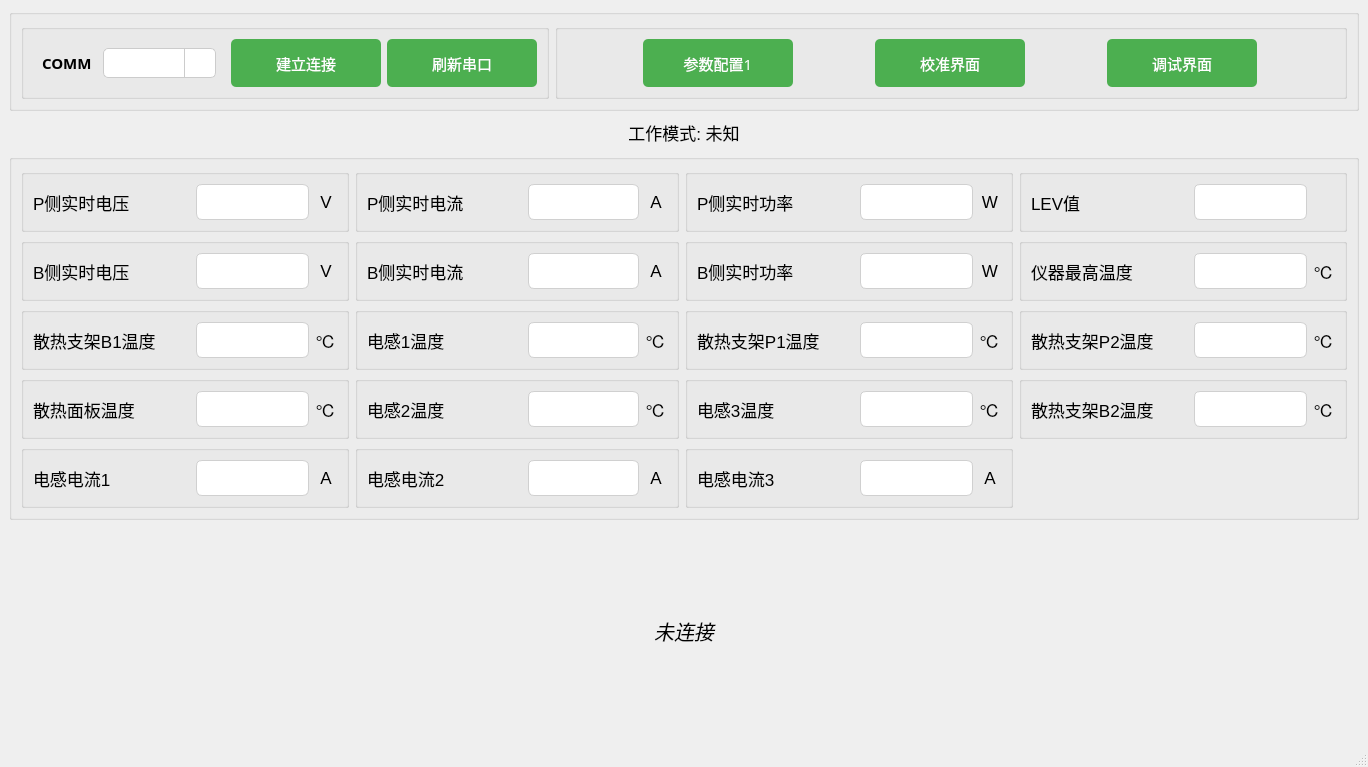
Above: mainwindow.ui from Curtain-Wang/TDB before the change. Below: the same form after it.
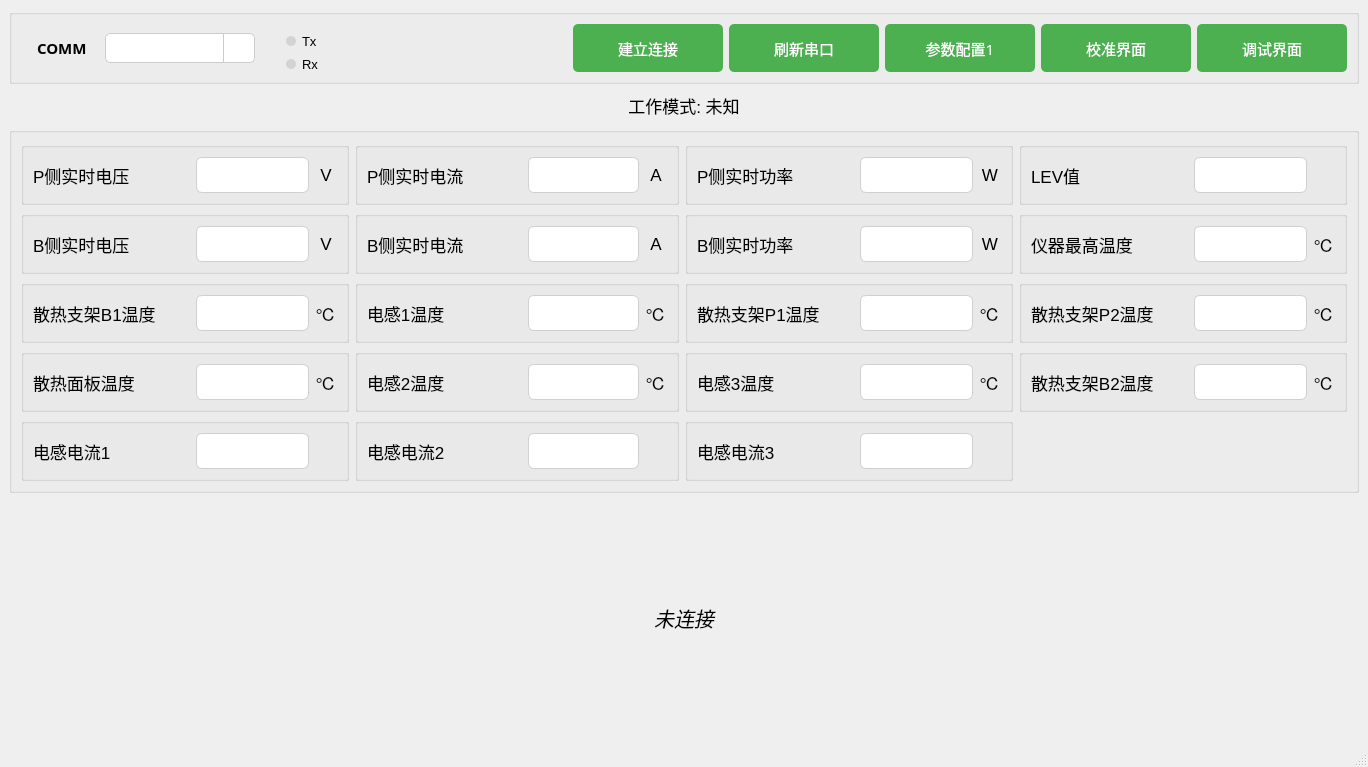
That is the form after the change. Icons and pictures are not drawn.

Patch:
```diff
--- a/mainwindow.ui
+++ b/mainwindow.ui
@@ -20,12 +20,6 @@
   <widget class="QWidget" name="centralwidget">
    <layout class="QVBoxLayout" name="verticalLayout">
     <item>
-     <widget class="QGroupBox" name="groupBox_21">
-      <property name="title">
-       <string/>
-      </property>
-      <layout class="QHBoxLayout" name="horizontalLayout_3" stretch="2,3">
-       <item>
         <widget class="QGroupBox" name="groupBox_34">
          <property name="minimumSize">
           <size>
@@ -45,7 +39,7 @@
          <property name="title">
           <string/>
          </property>
-         <layout class="QHBoxLayout" name="horizontalLayout_2" stretch="0,0,0">
+      <layout class="QHBoxLayout" name="horizontalLayout">
           <item>
            <widget class="QGroupBox" name="groupBox_35">
             <property name="minimumSize">
@@ -147,6 +141,119 @@
             </layout>
            </widget>
           </item>
+       <item>
+        <widget class="QGroupBox" name="groupBox_21">
+         <property name="styleSheet">
+          <string notr="true">QGroupBox {
+    border: none;
+}</string>
+         </property>
+         <property name="title">
+          <string/>
+         </property>
+         <layout class="QVBoxLayout" name="verticalLayout_12">
+          <property name="bottomMargin">
+           <number>0</number>
+          </property>
+          <item>
+           <layout class="QHBoxLayout" name="horizontalLayout_31">
+            <item>
+             <widget class="QLabel" name="lab_tx">
+              <property name="minimumSize">
+               <size>
+                <width>10</width>
+                <height>10</height>
+               </size>
+              </property>
+              <property name="maximumSize">
+               <size>
+                <width>10</width>
+                <height>10</height>
+               </size>
+              </property>
+              <property name="font">
+               <font>
+                <pointsize>11</pointsize>
+               </font>
+              </property>
+              <property name="styleSheet">
+               <string notr="true">QLabel {
+    border-radius: 5px;
+    background-color: #D3D3D3;
+
+}
+</string>
+              </property>
+              <property name="text">
+               <string/>
+              </property>
+             </widget>
+            </item>
+            <item>
+             <widget class="QLabel" name="label_11">
+              <property name="font">
+               <font>
+                <pointsize>10</pointsize>
+               </font>
+              </property>
+              <property name="text">
+               <string>Tx</string>
+              </property>
+             </widget>
+            </item>
+           </layout>
+          </item>
+          <item>
+           <layout class="QHBoxLayout" name="horizontalLayout_32">
+            <item>
+             <widget class="QLabel" name="lab_rx">
+              <property name="minimumSize">
+               <size>
+                <width>10</width>
+                <height>10</height>
+               </size>
+              </property>
+              <property name="maximumSize">
+               <size>
+                <width>10</width>
+                <height>10</height>
+               </size>
+              </property>
+              <property name="font">
+               <font>
+                <pointsize>11</pointsize>
+               </font>
+              </property>
+              <property name="styleSheet">
+               <string notr="true">QLabel {
+    border-radius: 5px;
+    background-color: #D3D3D3;
+
+}
+</string>
+              </property>
+              <property name="text">
+               <string/>
+              </property>
+             </widget>
+            </item>
+            <item>
+             <widget class="QLabel" name="label_3">
+              <property name="font">
+               <font>
+                <pointsize>10</pointsize>
+               </font>
+              </property>
+              <property name="text">
+               <string>Rx</string>
+              </property>
+             </widget>
+            </item>
+           </layout>
+          </item>
+         </layout>
+        </widget>
+       </item>
           <item>
            <widget class="QPushButton" name="connBtn">
             <property name="minimumSize">
@@ -235,30 +342,6 @@
             </property>
            </widget>
           </item>
-         </layout>
-        </widget>
-       </item>
-       <item>
-        <widget class="QGroupBox" name="groupBox_33">
-         <property name="minimumSize">
-          <size>
-           <width>0</width>
-           <height>69</height>
-          </size>
-         </property>
-         <property name="maximumSize">
-          <size>
-           <width>16777215</width>
-           <height>99</height>
-          </size>
-         </property>
-         <property name="styleSheet">
-          <string notr="true"/>
-         </property>
-         <property name="title">
-          <string/>
-         </property>
-         <layout class="QHBoxLayout" name="horizontalLayout" stretch="0,1,1">
           <item>
            <widget class="QPushButton" name="pushButton_4">
             <property name="minimumSize">
@@ -394,9 +477,6 @@
          </layout>
         </widget>
        </item>
-      </layout>
-     </widget>
-    </item>
     <item>
      <widget class="QLabel" name="label_39">
       <property name="minimumSize">
@@ -2035,7 +2115,7 @@
              </font>
             </property>
             <property name="text">
-             <string>A</string>
+             <string> </string>
             </property>
             <property name="alignment">
              <set>Qt::AlignCenter</set>
@@ -2130,7 +2210,7 @@
              </font>
             </property>
             <property name="text">
-             <string>A</string>
+             <string> </string>
             </property>
             <property name="alignment">
              <set>Qt::AlignCenter</set>
@@ -2225,7 +2305,7 @@
              </font>
             </property>
             <property name="text">
-             <string>A</string>
+             <string> </string>
             </property>
             <property name="alignment">
              <set>Qt::AlignCenter</set>
```
Lines whose indentation alone changed are shown as unchanged.
